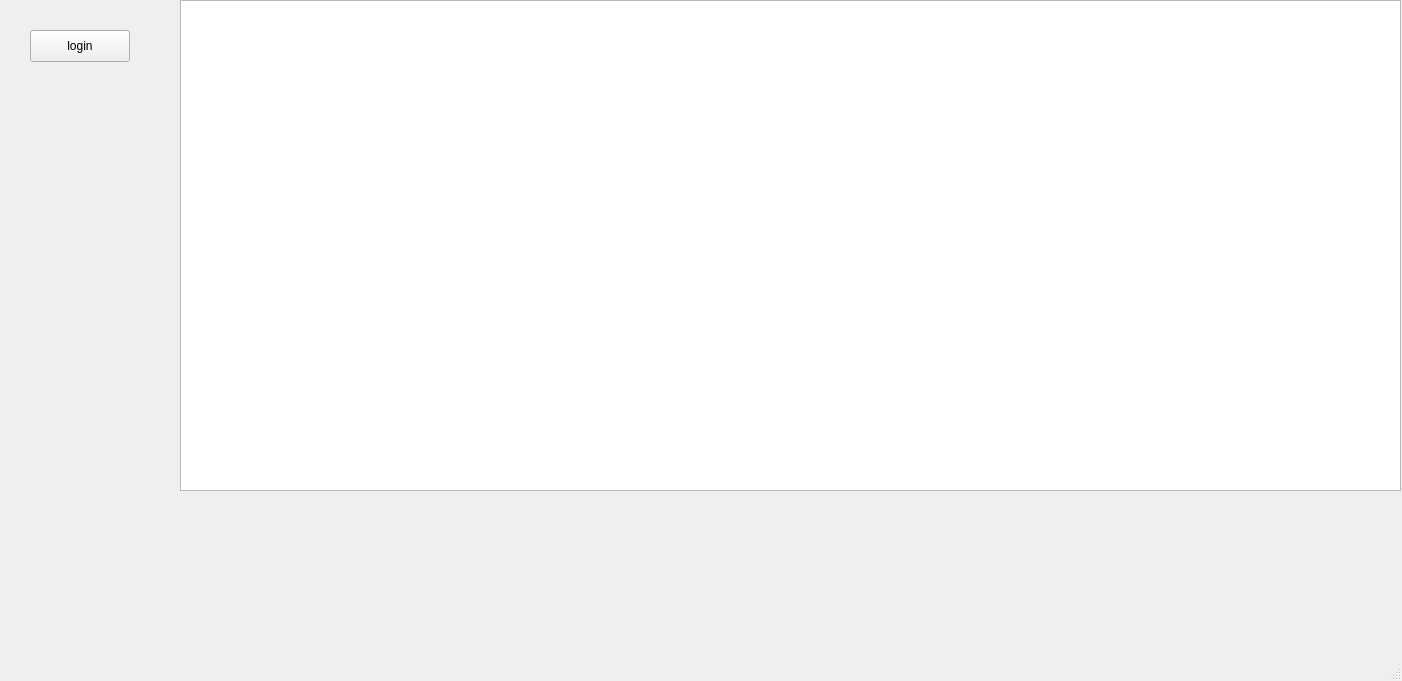
Above: mainwindow.ui from JevonK/qt6-crm before the change. Below: the same form after it.
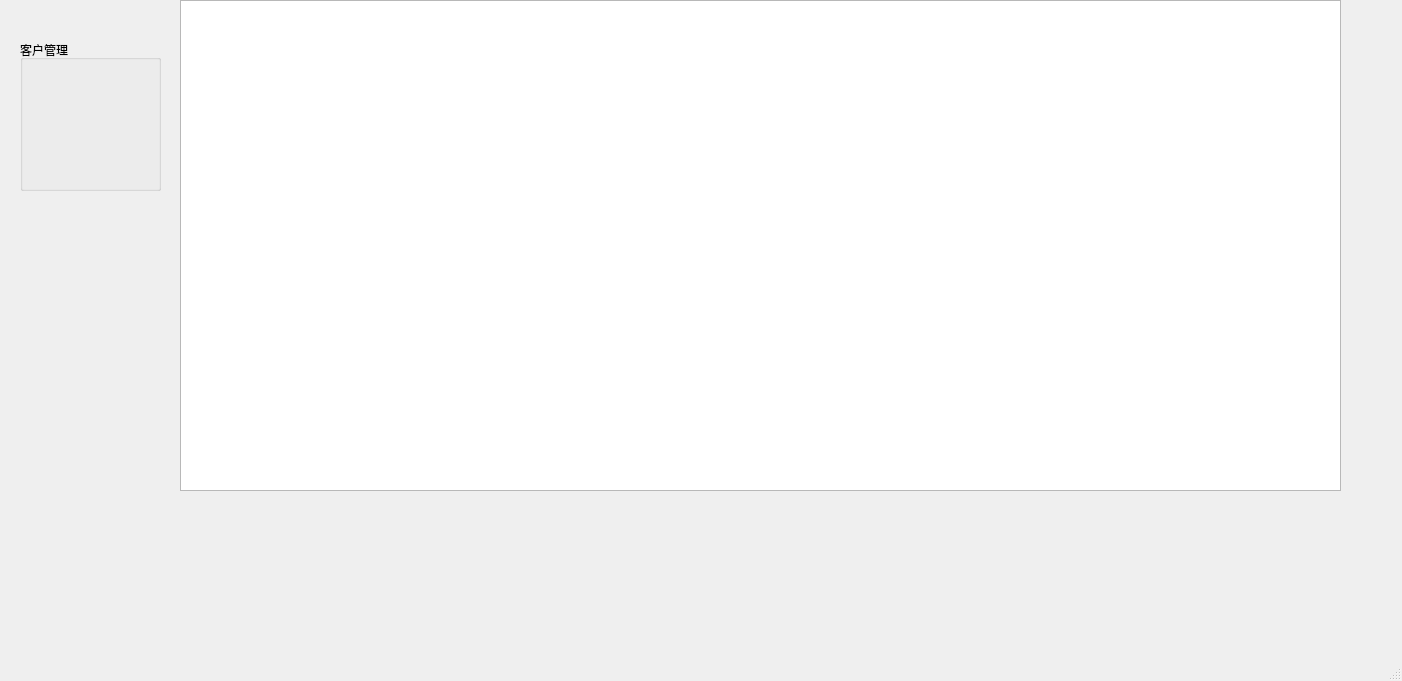
That is the form after the change.

```diff
--- a/mainwindow.ui
+++ b/mainwindow.ui
@@ -14,29 +14,29 @@
    <string>主页</string>
   </property>
   <widget class="QWidget" name="centralwidget">
-   <widget class="QPushButton" name="pushButton_2">
-    <property name="geometry">
-     <rect>
-      <x>30</x>
-      <y>30</y>
-      <width>100</width>
-      <height>32</height>
-     </rect>
-    </property>
-    <property name="text">
-     <string>login</string>
-    </property>
-   </widget>
    <widget class="QTableView" name="admin">
     <property name="geometry">
      <rect>
       <x>180</x>
       <y>0</y>
-      <width>1221</width>
+      <width>1161</width>
       <height>491</height>
      </rect>
     </property>
    </widget>
+   <widget class="QGroupBox" name="groupBox">
+    <property name="geometry">
+     <rect>
+      <x>20</x>
+      <y>40</y>
+      <width>141</width>
+      <height>151</height>
+     </rect>
+    </property>
+    <property name="title">
+     <string>客户管理</string>
+    </property>
+   </widget>
   </widget>
   <widget class="QStatusBar" name="statusbar"/>
   <action name="actionlogin">
```
